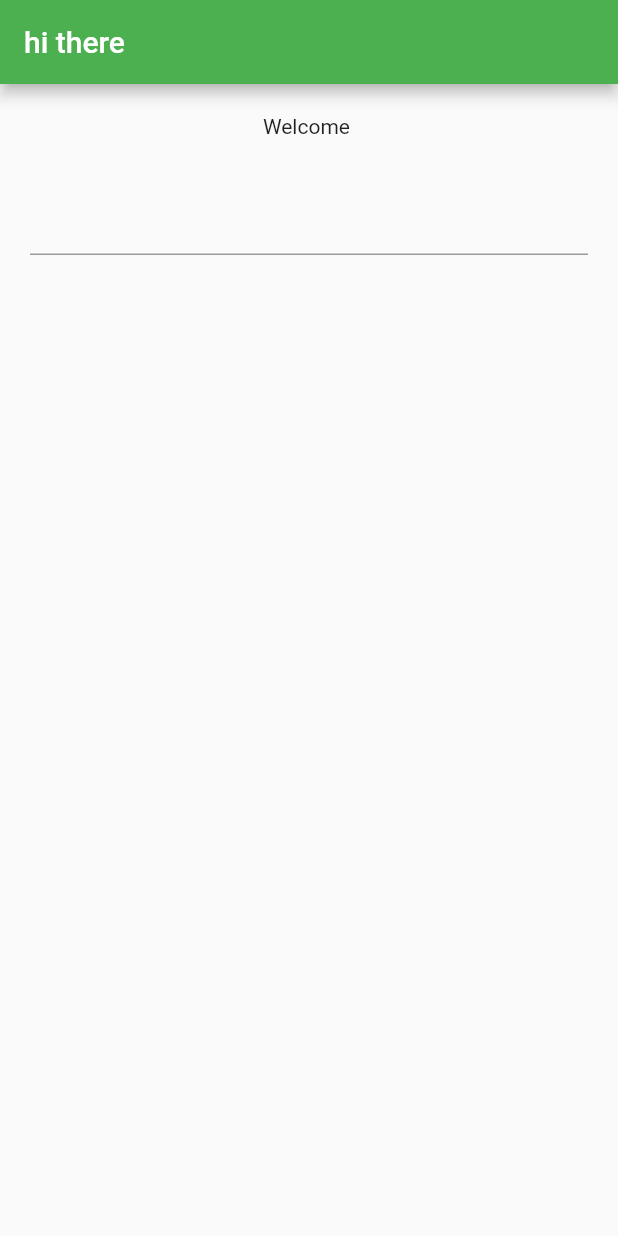
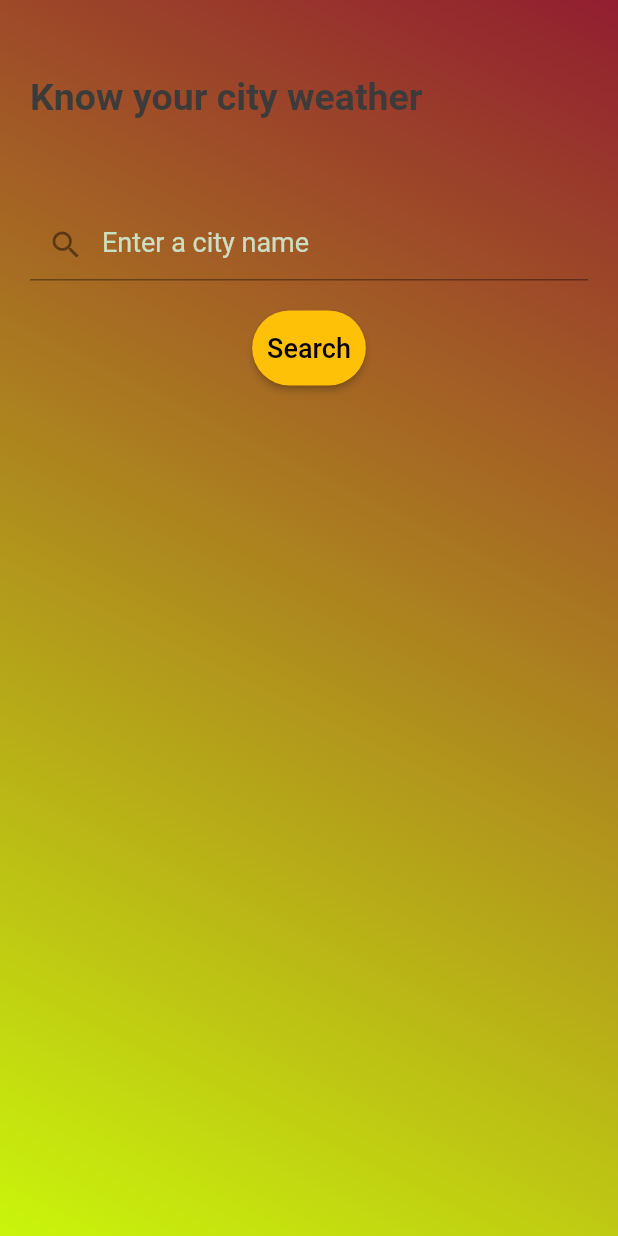
Before and after one commit to ahmedelameer34/weather-app, a Flutter app: the screen it shows after launch, on a phone screen of 412 x 824 dp. Run offline on Flutter 3.47's test engine with Material 2 defaults, Android fonts, the phone set to English and light mode, and no system bars; our stand-ins replace dio, flutter_bloc.

Commit message:
last one

```diff
--- a/lib/weather/presentation/controller/cubit/weather_cubit.dart
+++ b/lib/weather/presentation/controller/cubit/weather_cubit.dart
@@ -20,8 +20,7 @@ class WeatherCubit extends Cubit<WeatherStates> {
 
       emit(SSearchState());
     } on Exception catch (e) {
-      print(e);
-      emit(ESearchState());
+      emit(ESearchState(e.toString()));
     }
   }
 }
--- a/lib/weather/presentation/controller/cubit/weather_states.dart
+++ b/lib/weather/presentation/controller/cubit/weather_states.dart
@@ -6,4 +6,7 @@ class LoadingState extends WeatherStates {}
 
 class SSearchState extends WeatherStates {}
 
-class ESearchState extends WeatherStates {}
+class ESearchState extends WeatherStates {
+  final String error;
+  ESearchState(this.error);
+}
--- a/lib/weather/presentation/screens/home.dart
+++ b/lib/weather/presentation/screens/home.dart
@@ -9,30 +9,94 @@ class HomePage extends StatelessWidget {
 
   @override
   Widget build(BuildContext context) {
+    var formKey = GlobalKey<FormState>();
     TextEditingController searchController = TextEditingController();
     return BlocConsumer<WeatherCubit, WeatherStates>(
       builder: (BuildContext context, state) {
         var cubit = WeatherCubit.get(context);
-        return SafeArea(
-          child: Scaffold(
-            appBar: AppBar(
-              title: Text('hi there'),
+
+        return Scaffold(
+          body: Container(
+            width: double.infinity,
+            height: double.infinity,
+            decoration: BoxDecoration(
+              gradient: LinearGradient(
+                colors: [
+                  Color.fromARGB(255, 202, 245, 11),
+                  Color.fromARGB(255, 146, 30, 48)
+                ],
+                begin: Alignment.bottomLeft,
+                end: Alignment.topRight,
               ),
-            body: Padding(
+            ),
+            child: Padding(
               padding: const EdgeInsets.all(20.0),
+              child: Form(
+                key: formKey,
                 child: Column(
+                  crossAxisAlignment: CrossAxisAlignment.start,
                   children: [
-                  Text('Welcome '),
                     SizedBox(
                       height: 30,
                     ),
-                  TextField(
+                    Text(
+                      'Know your city weather',
+                      style: TextStyle(
+                          fontWeight: FontWeight.bold,
+                          color: Color.fromARGB(255, 61, 59, 58),
+                          fontSize: 25),
+                    ),
+                    SizedBox(
+                      height: 60,
+                    ),
+                    TextFormField(
+                      validator: (value) {
+                        if (value!.isEmpty) {
+                          return 'Please enter a city name';
+                        }
+                        return null;
+                      },
+                      decoration: InputDecoration(
+                          prefixIcon: Icon(Icons.search),
+                          hintText: 'Enter a city name',
+                          hintStyle: TextStyle(
+                              color: Color.fromARGB(223, 209, 241, 217),
+                              fontSize: 18)),
                       controller: searchController,
-                    onSubmitted: (value) async {
+                      onFieldSubmitted: (value) async {
                         await cubit.getWeather(cityNa: value);
                       },
+                    ),
+                    SizedBox(
+                      height: 20,
+                    ),
+                    Center(
+                      child: Container(
+                        height: 50,
+                        child: ElevatedButton(
+                          onPressed: () async {
+                            await cubit.getWeather(
+                                cityNa: searchController.text);
+                          },
+                          style: ButtonStyle(
+                            backgroundColor:
+                                MaterialStateProperty.all(Colors.amber),
+                            padding: MaterialStateProperty.all(
+                                const EdgeInsets.symmetric(
+                                    horizontal: 10, vertical: 10)),
+                            shape: MaterialStateProperty.all(
+                                RoundedRectangleBorder(
+                                    borderRadius: BorderRadius.circular(27))),
+                          ),
+                          child: Text(
+                            'Search',
+                            style: TextStyle(fontSize: 18, color: Colors.black),
+                          ),
+                        ),
+                      ),
                     )
                   ],
+                ),
               ),
             ),
           ),
@@ -45,6 +109,10 @@ class HomePage extends StatelessWidget {
               context,
               MaterialPageRoute(
                   builder: (context) => ResultPage(weather: cubit.weather!)));
+        } else if (state is ESearchState) {
+          ScaffoldMessenger.of(context).showSnackBar(SnackBar(
+              backgroundColor: Colors.red,
+              content: Text('invalid city name , enter a correct city name')));
         }
       },
     );
--- a/lib/weather/presentation/screens/result.dart
+++ b/lib/weather/presentation/screens/result.dart
@@ -33,6 +33,9 @@ class ResultPage extends StatelessWidget {
         case 'few clouds':
           status = 'assets/icons/scattered clouds.png';
           break;
+        case 'light clouds':
+          status = 'assets/icons/broken clouds.png';
+          break;
         default:
           status = 'assets/icons/clear sky.png';
       }
@@ -50,6 +53,9 @@ class ResultPage extends StatelessWidget {
             end: Alignment.topRight,
           ),
         ),
+        child: Padding(
+          padding: const EdgeInsets.all(20.0),
+          child: SingleChildScrollView(
             child: Column(
               children: [
                 SizedBox(
@@ -60,7 +66,8 @@ class ResultPage extends StatelessWidget {
                     Text(
                       weather.cityName,
                       style: TextStyle(
-                      color: Color.fromARGB(255, 213, 235, 228), fontSize: 35),
+                          color: Color.fromARGB(255, 213, 235, 228),
+                          fontSize: 35),
                     ),
                     SizedBox(
                       height: 10,
@@ -75,7 +82,8 @@ class ResultPage extends StatelessWidget {
                       '${(weather.currentTemp - 272.15).toInt().toString()}' +
                           ' °C',
                       style: TextStyle(
-                      color: Color.fromARGB(255, 255, 253, 255), fontSize: 22),
+                          color: Color.fromARGB(255, 255, 253, 255),
+                          fontSize: 22),
                     ),
                     SizedBox(
                       height: 10,
@@ -83,7 +91,8 @@ class ResultPage extends StatelessWidget {
                     Text(
                       formattedDate,
                       style: TextStyle(
-                      color: Color.fromARGB(255, 213, 235, 228), fontSize: 25),
+                          color: Color.fromARGB(255, 213, 235, 228),
+                          fontSize: 25),
                     ),
                     SizedBox(
                       height: 40,
@@ -121,7 +130,8 @@ class ResultPage extends StatelessWidget {
                                     child: Padding(
                                       padding: const EdgeInsets.all(8.0),
                                       child: Row(
-                                    mainAxisAlignment: MainAxisAlignment.center,
+                                        mainAxisAlignment:
+                                            MainAxisAlignment.center,
                                         children: [
                                           Text(
                                             'max : ',
@@ -146,7 +156,8 @@ class ResultPage extends StatelessWidget {
                                     child: Padding(
                                       padding: const EdgeInsets.all(8.0),
                                       child: Row(
-                                    mainAxisAlignment: MainAxisAlignment.center,
+                                        mainAxisAlignment:
+                                            MainAxisAlignment.center,
                                         children: [
                                           Text(
                                             'min : ',
@@ -204,20 +215,20 @@ class ResultPage extends StatelessWidget {
                                     height: 10,
                                   ),
                                   Expanded(
-                                child: Padding(
-                                  padding: const EdgeInsets.all(8.0),
                                     child: Row(
-                                    mainAxisAlignment: MainAxisAlignment.center,
+                                      mainAxisAlignment:
+                                          MainAxisAlignment.center,
                                       children: [
                                         Text(
                                           weather.description,
+                                          overflow: TextOverflow.ellipsis,
+                                          maxLines: 1,
                                           style: TextStyle(
                                               color: Color.fromARGB(
                                                   255, 255, 253, 255),
-                                            fontSize: 22),
+                                              fontSize: 20),
                                         ),
                                       ],
-                                  ),
                                     ),
                                   ),
                                   Expanded(
@@ -276,10 +287,12 @@ class ResultPage extends StatelessWidget {
                                     child: Padding(
                                       padding: const EdgeInsets.all(8.0),
                                       child: Row(
-                                    mainAxisAlignment: MainAxisAlignment.center,
+                                        mainAxisAlignment:
+                                            MainAxisAlignment.center,
                                         children: [
                                           Text(
-                                        weather.pressure.toString() + ' mbar',
+                                            weather.pressure.toString() +
+                                                ' mbar',
                                             style: TextStyle(
                                                 color: Color.fromARGB(
                                                     255, 255, 253, 255),
@@ -298,7 +311,8 @@ class ResultPage extends StatelessWidget {
                                     child: Padding(
                                       padding: const EdgeInsets.all(8.0),
                                       child: Row(
-                                    mainAxisAlignment: MainAxisAlignment.center,
+                                        mainAxisAlignment:
+                                            MainAxisAlignment.center,
                                         children: [
                                           Text(
                                             weather.humidity.toString() + '%',
@@ -362,10 +376,12 @@ class ResultPage extends StatelessWidget {
                                     child: Padding(
                                       padding: const EdgeInsets.all(8.0),
                                       child: Row(
-                                    mainAxisAlignment: MainAxisAlignment.center,
+                                        mainAxisAlignment:
+                                            MainAxisAlignment.center,
                                         children: [
                                           Text(
-                                        weather.windSpeed.toString() + ' Km/h',
+                                            weather.windSpeed.toString() +
+                                                ' Km/h',
                                             style: TextStyle(
                                                 color: Color.fromARGB(
                                                     255, 255, 253, 255),
@@ -391,6 +407,8 @@ class ResultPage extends StatelessWidget {
               ],
             ),
           ),
+        ),
+      ),
     );
   }
 }
```
Lines whose indentation alone changed are shown as unchanged.
